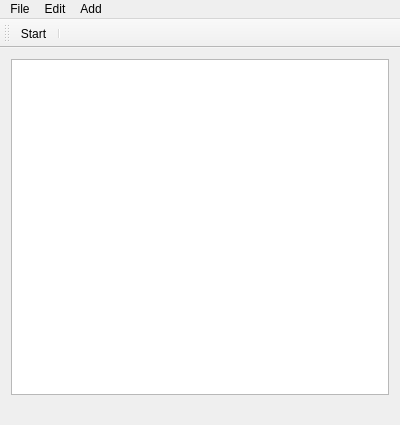
Above: mainwindow.ui from damr-/macro-creator before the change. Below: the same form after it.
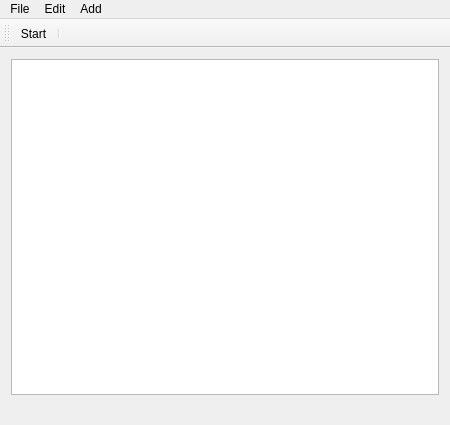
That is the form after the change. Icons and pictures are not drawn.

The edit to the form file:
```diff
--- a/mainwindow.ui
+++ b/mainwindow.ui
@@ -9,7 +9,7 @@
    <rect>
     <x>0</x>
     <y>0</y>
-    <width>400</width>
+    <width>450</width>
     <height>425</height>
    </rect>
   </property>
@@ -141,7 +141,7 @@
     <rect>
      <x>0</x>
      <y>0</y>
-     <width>400</width>
+     <width>450</width>
      <height>21</height>
     </rect>
    </property>
```
Left out of the diff: 71 changed lines with no effect on the pictures.
